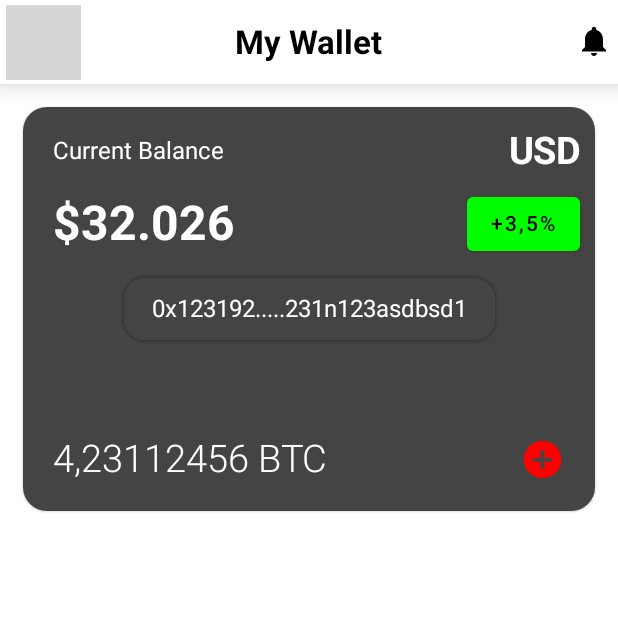
After one commit to akaj-team/BaseCompose, an Android app built with Jetpack Compose: the composable MyWalletScreen shown on its own in the app's theme, on a phone screen of 412 x 824 dp, the top half of it. The commit adds this screen. Run offline under Robolectric (Android 15) with nearby library versions, the phone set to English and light mode, and no system bars; our stand-ins replace constraintlayout-compose; pictures from the network do not load; grey boxes are pictures that could not be loaded.

Commit message:
add my wallet screen using constrain layout

```diff
--- a/app/build.gradle.kts
+++ b/app/build.gradle.kts
@@ -115,4 +115,7 @@ dependencies {
 
     //View Pager
     implementation("com.google.accompanist:accompanist-pager-indicators:0.23.1")
+
+    //Constraint Layout
+    implementation("androidx.constraintlayout:constraintlayout-compose:1.0.1")
 }
--- /dev/null
+++ b/app/src/main/java/com/ync/basecompose/ui/components/TopAppBarMyWalletScreen.kt
@@ -0,0 +1,67 @@
+package com.ync.basecompose.ui.components
+
+import androidx.compose.foundation.Image
+import androidx.compose.foundation.layout.fillMaxWidth
+import androidx.compose.foundation.layout.height
+import androidx.compose.foundation.layout.width
+import androidx.compose.foundation.shape.CircleShape
+import androidx.compose.material.IconButton
+import androidx.compose.material.Text
+import androidx.compose.material.TopAppBar
+import androidx.compose.material.icons.Icons
+import androidx.compose.material.icons.filled.Notifications
+import androidx.compose.material.icons.filled.Person
+import androidx.compose.runtime.Composable
+import androidx.compose.ui.Modifier
+import androidx.compose.ui.draw.clip
+import androidx.compose.ui.graphics.Color
+import androidx.compose.ui.layout.layoutId
+import androidx.compose.ui.text.font.FontWeight
+import androidx.compose.ui.unit.dp
+import androidx.compose.ui.unit.sp
+import androidx.constraintlayout.compose.ConstraintLayout
+import coil.compose.AsyncImage
+import com.ync.basecompose.R
+
+/**
+ * Created by mvn-cuongle-dn
+ * This component to test ConstraintLayout Lib
+ */
+
+@Composable
+fun TopAppBarMyWalletScreen(onImageAvatarClicked: () -> Unit) {
+    TopAppBar(elevation = 10.dp, backgroundColor = Color.White) {
+        ConstraintLayout(modifier = Modifier.fillMaxWidth()) {
+            val (imgAvatar, tvTitleWallet, imgNotification) = createRefs()
+            IconButton(modifier = Modifier
+                .constrainAs(imgAvatar) {
+                    top.linkTo(parent.top, margin = 10.dp)
+                    bottom.linkTo(parent.bottom, margin = 10.dp)
+                }
+                .layoutId(imgAvatar), onClick = { onImageAvatarClicked.invoke() }) {
+                AsyncImage(
+                    model = "https://avatars.githubusercontent.com/u/59045707?v=4",
+                    contentDescription = "",
+                    modifier = Modifier
+                        .clip(CircleShape)
+                        .height(50.dp)
+                        .width(50.dp)
+                )
+            }
+            Text(text = "My Wallet", modifier = Modifier.constrainAs(tvTitleWallet) {
+                start.linkTo(parent.start)
+                end.linkTo(parent.end)
+                top.linkTo(parent.top)
+                bottom.linkTo(parent.bottom)
+            }, fontWeight = FontWeight.Bold, color = Color.Black, fontSize = 22.sp)
+            Image(
+                Icons.Filled.Notifications,
+                contentDescription = "",
+                modifier = Modifier.constrainAs(imgNotification) {
+                    top.linkTo(tvTitleWallet.top)
+                    end.linkTo(parent.end)
+                }
+            )
+        }
+    }
+}
--- a/app/src/main/java/com/ync/basecompose/ui/components/TopAppBarNav.kt
+++ b/app/src/main/java/com/ync/basecompose/ui/components/TopAppBarNav.kt
@@ -55,6 +55,7 @@ fun ShowSettingDropDownMenu(navController: NavController, onDismissRequest: () -
     var expanded by remember { mutableStateOf(true) }
     val items = listOf(
         stringResource(R.string.drop_menu_item_title_more),
+        stringResource(R.string.drop_menu_item_title_my_wallet),
         stringResource(R.string.drop_menu_item_title_help)
     )
     Column(
@@ -79,7 +80,10 @@ fun ShowSettingDropDownMenu(navController: NavController, onDismissRequest: () -
                         0 -> {
                             navController.navigate(AppScreens.About.route)
                         }
-                        1 -> {}
+                        1 -> {
+                            navController.navigate(AppScreens.MyWallet.route)
+                        }
+                        2 -> {}
                     }
                 }) {
                     Text(text = title, maxLines = 1)
--- /dev/null
+++ b/app/src/main/java/com/ync/basecompose/ui/features/mywallet/MyWalletScreen.kt
@@ -0,0 +1,143 @@
+package com.ync.basecompose.ui.features.mywallet
+
+import android.annotation.SuppressLint
+import androidx.compose.foundation.Image
+import androidx.compose.foundation.layout.*
+import androidx.compose.foundation.shape.RoundedCornerShape
+import androidx.compose.material.*
+import androidx.compose.material.icons.Icons
+import androidx.compose.material.icons.filled.AddCircle
+import androidx.compose.runtime.Composable
+import androidx.compose.ui.Alignment
+import androidx.compose.ui.Modifier
+import androidx.compose.ui.graphics.Color
+import androidx.compose.ui.graphics.ColorFilter
+import androidx.compose.ui.text.font.FontWeight
+import androidx.compose.ui.unit.dp
+import androidx.compose.ui.unit.sp
+import androidx.constraintlayout.compose.ConstraintLayout
+import com.ync.basecompose.ui.components.BaseScreen
+import com.ync.basecompose.ui.components.TopAppBarMyWalletScreen
+
+/**
+ * Created by mvn-cuongle-dn
+ */
+@SuppressLint("UnusedMaterialScaffoldPaddingParameter")
+@Composable
+fun MyWalletScreen() {
+    BaseScreen {
+        Scaffold(topBar = {
+            TopAppBarMyWalletScreen {
+                //TODO handle open camera
+            }
+        }) {
+            ConstraintLayout {
+                Card(
+                    modifier = Modifier
+                        .height(300.dp)
+                        .fillMaxWidth()
+                        .padding(15.dp),
+                    shape = RoundedCornerShape(16.dp),
+                    backgroundColor = Color.DarkGray
+                ) {
+                    ConstraintLayout {
+                        val (tvCurrentBalanceTitle, tvTitleUSD, tvCurrentAmount,
+                            tvRateAmount, tvBTCAvailable, imgAdd, cardAddress) = createRefs()
+                        Text(
+                            text = "Current Balance",
+                            color = Color.White,
+                            modifier = Modifier
+                                .padding(20.dp)
+                                .constrainAs(tvCurrentBalanceTitle) {}
+                        )
+                        Text(
+                            text = "USD",
+                            color = Color.White,
+                            fontWeight = FontWeight.Bold,
+                            fontSize = 25.sp,
+                            modifier = Modifier
+                                .padding(10.dp)
+                                .constrainAs(tvTitleUSD) {
+                                    end.linkTo(parent.end)
+                                    top.linkTo(tvCurrentBalanceTitle.top)
+                                    bottom.linkTo(tvCurrentBalanceTitle.bottom)
+                                }
+                        )
+                        Text(
+                            text = "$32.026",
+                            color = Color.White,
+                            fontSize = 32.sp,
+                            fontWeight = FontWeight.Bold,
+                            modifier = Modifier
+                                .padding(start = 20.dp)
+                                .constrainAs(tvCurrentAmount) {
+                                    top.linkTo(tvCurrentBalanceTitle.bottom)
+                                    start.linkTo(tvCurrentBalanceTitle.start)
+                                }
+                        )
+                        Button(
+                            colors = ButtonDefaults.buttonColors(
+                                backgroundColor = Color.Green
+                            ),
+                            onClick = {},
+                            modifier = Modifier
+                                .constrainAs(tvRateAmount) {
+                                    end.linkTo(parent.end, margin = 10.dp)
+                                    top.linkTo(tvCurrentAmount.top)
+                                    bottom.linkTo(tvCurrentAmount.bottom)
+                                }
+                        ) {
+                            Text(text = "+3,5%")
+                        }
+
+                        Text(
+                            text = "4,23112456 BTC",
+                            color = Color.White,
+                            fontSize = 25.sp,
+                            fontWeight = FontWeight.Light,
+                            modifier = Modifier.constrainAs(tvBTCAvailable) {
+                                start.linkTo(tvCurrentBalanceTitle.start, margin = 20.dp)
+                                bottom.linkTo(parent.bottom, margin = 20.dp)
+                            }
+                        )
+                        Image(
+                            Icons.Default.AddCircle,
+                            colorFilter = ColorFilter.tint(Color.Red),
+                            contentDescription = "",
+                            modifier = Modifier
+                                .size(30.dp)
+                                .constrainAs(imgAdd) {
+                                    end.linkTo(parent.end, margin = 20.dp)
+                                    top.linkTo(tvBTCAvailable.top)
+                                }
+                        )
+                        Card(
+                            modifier = Modifier
+                                .height(75.dp)
+                                .wrapContentWidth()
+                                .padding(15.dp)
+                                .constrainAs(cardAddress) {
+                                    top.linkTo(tvCurrentAmount.bottom)
+                                    start.linkTo(parent.start)
+                                    end.linkTo(parent.end)
+                                },
+                            shape = RoundedCornerShape(16.dp),
+                            backgroundColor = Color.Unspecified
+                        ) {
+                            Box(
+                                contentAlignment = Alignment.Center,
+                                modifier = Modifier.padding(horizontal = 20.dp)
+                            ) {
+                                Text(
+                                    text = "0x123192.....231n123asdbsd1",
+                                    color = Color.White,
+                                    maxLines = 1
+                                )
+                            }
+                        }
+                    }
+                }
+            }
+        }
+    }
+}
--- a/app/src/main/java/com/ync/basecompose/ui/navigation/AppNavigation.kt
+++ b/app/src/main/java/com/ync/basecompose/ui/navigation/AppNavigation.kt
@@ -19,6 +19,7 @@ import com.ync.basecompose.ui.features.about.AboutCoinGeckoScreen
 import com.ync.basecompose.ui.features.detail.DetailCoinScreen
 import com.ync.basecompose.ui.features.favorite.FavoriteScreen
 import com.ync.basecompose.ui.features.home.HomeScreen
+import com.ync.basecompose.ui.features.mywallet.MyWalletScreen
 import com.ync.basecompose.ui.features.search.SearchScreen
 import com.ync.basecompose.ui.features.splash.SplashScreen
 
@@ -54,6 +55,7 @@ fun AppNavigation(modifier: Modifier = Modifier) {
             addFavoriteScreen()
             addDetailCoinScreen(navController)
             addAboutCoinGeckoScreen(navController)
+            addMyWalletScreen(navController)
         }
     }
 }
@@ -133,3 +135,15 @@ private fun NavGraphBuilder.addAboutCoinGeckoScreen(navController: NavController
         AboutCoinGeckoScreen(navController)
     }
 }
+
+@OptIn(ExperimentalAnimationApi::class)
+private fun NavGraphBuilder.addMyWalletScreen(navController: NavController) {
+    composable(route = AppScreens.MyWallet.routeArgs(),
+        arguments = AppScreens.MyWallet.namedNavArgs(),
+        exitTransition = { defaultExitTransition() },
+        enterTransition = { defaultEnterTransition() },
+        popEnterTransition = { defaultPopEnterTransition() },
+        popExitTransition = { defaultPopExitTransition() }) {
+        MyWalletScreen()
+    }
+}
--- a/app/src/main/java/com/ync/basecompose/ui/navigation/AppScreens.kt
+++ b/app/src/main/java/com/ync/basecompose/ui/navigation/AppScreens.kt
@@ -31,6 +31,7 @@ sealed class AppScreens(var route: String) {
     object Search : AppScreens("search_screen")
     object Favorite : AppScreens("favorite_screen")
     object About : AppScreens("about_screen")
+    object MyWallet : AppScreens("my_wallet_screen")
 
     fun routeWithArgsValue(vararg value: Pair<String, Any>): String {
         var routeArg = routeArgs()
--- a/app/src/main/res/values/strings.xml
+++ b/app/src/main/res/values/strings.xml
@@ -14,4 +14,5 @@
     <string name="drop_menu_item_title_help">Help</string>
     <string name="more_about_coin_gecko_title">More About Coin Gecko</string>
     <string name="trending_coin_empty_title">Trending Coin Is Empty</string>
+    <string name="drop_menu_item_title_my_wallet">My Wallet</string>
 </resources>
```
